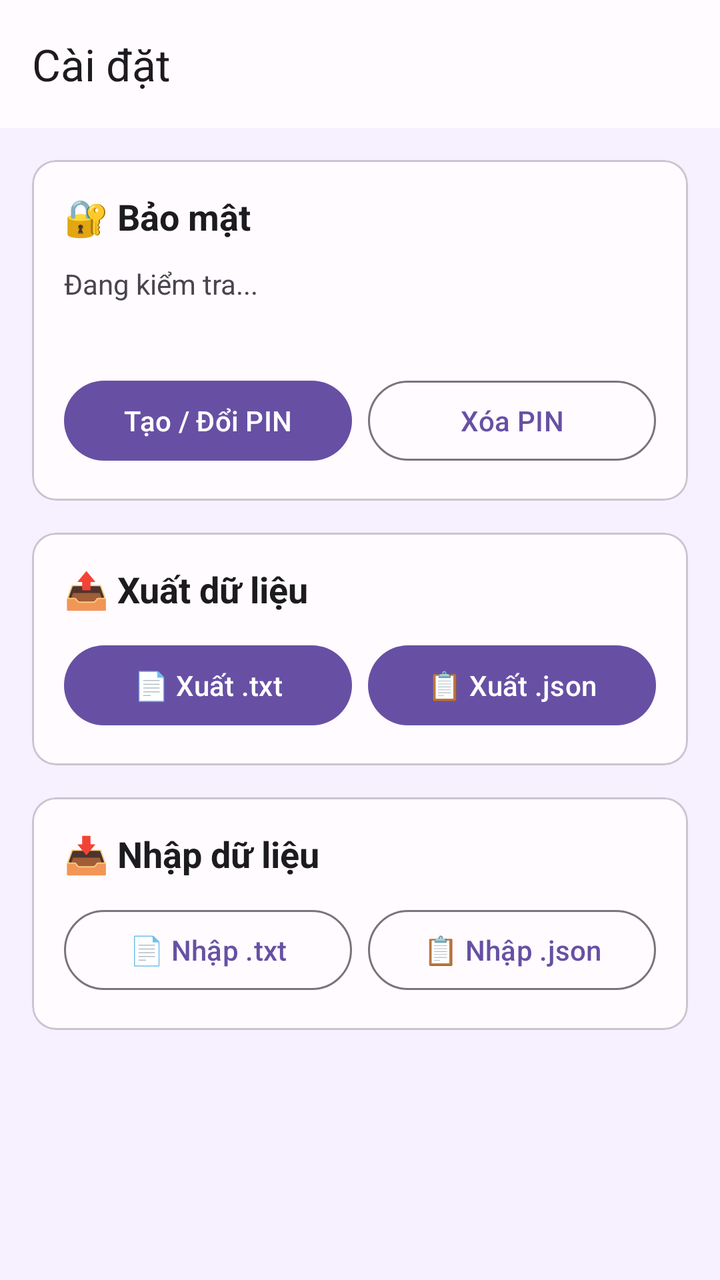
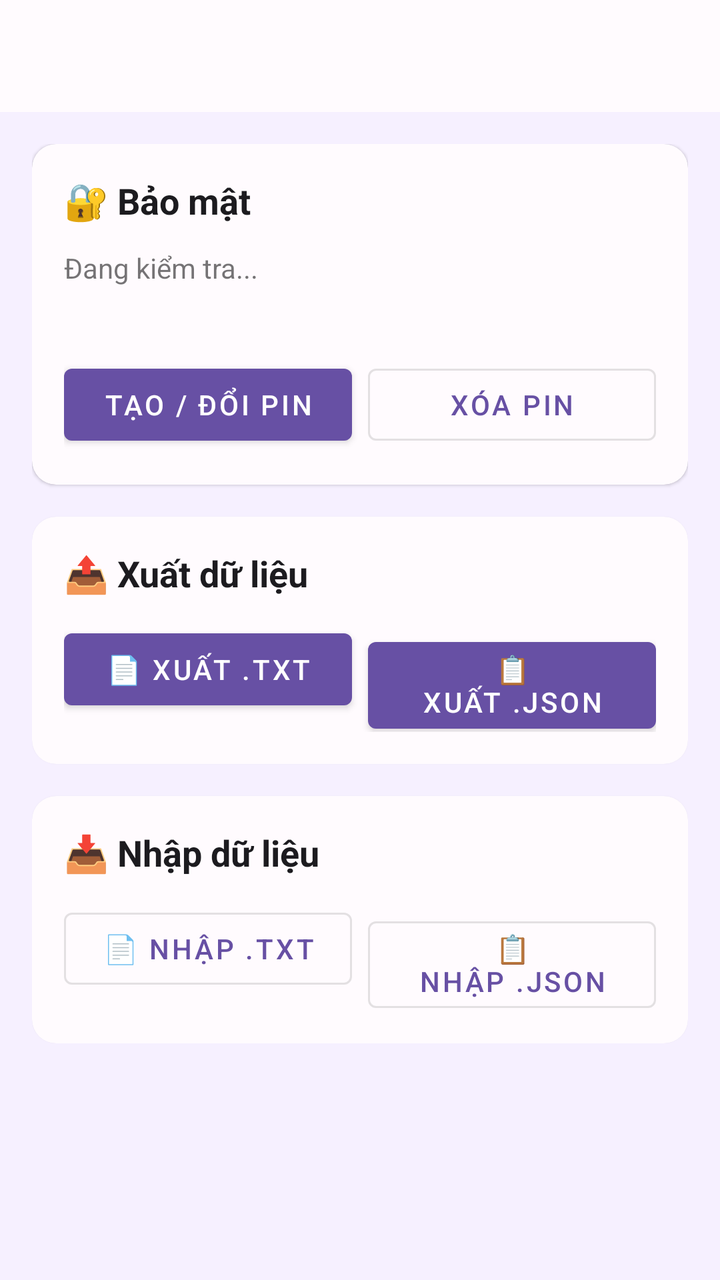

Screens rendered from an Android XML layout before and after an edit, with the pre-edit source and the edit as a unified diff.
<!-- AndroidManifest.xml: application theme Theme.NoteApp -->
<!-- res/layout/fragment_settings.xml -->
<?xml version="1.0" encoding="utf-8"?>
<LinearLayout
    xmlns:android="http://schemas.android.com/apk/res/android"
    xmlns:app="http://schemas.android.com/apk/res-auto"
    android:layout_width="match_parent"
    android:layout_height="match_parent"
    android:orientation="vertical"
    android:background="@color/background">

    <com.google.android.material.appbar.MaterialToolbar
        android:layout_width="match_parent"
        android:layout_height="?attr/actionBarSize"
        app:title="Cài đặt"
        android:background="@color/surface" />

    <androidx.core.widget.NestedScrollView
        android:layout_width="match_parent"
        android:layout_height="match_parent">

        <LinearLayout
            android:layout_width="match_parent"
            android:layout_height="wrap_content"
            android:orientation="vertical"
            android:padding="16dp">

            
            <com.google.android.material.card.MaterialCardView
                android:layout_width="match_parent"
                android:layout_height="wrap_content"
                android:layout_marginBottom="16dp"
                app:cardCornerRadius="12dp">

                <LinearLayout
                    android:layout_width="match_parent"
                    android:layout_height="wrap_content"
                    android:orientation="vertical"
                    android:padding="16dp">

                    <TextView
                        android:layout_width="wrap_content"
                        android:layout_height="wrap_content"
                        android:text="🔐 Bảo mật"
                        android:textSize="18sp"
                        android:textStyle="bold"
                        android:textColor="@color/on_surface"
                        android:layout_marginBottom="12dp" />

                    <TextView
                        android:id="@+id/tvPinStatus"
                        android:layout_width="wrap_content"
                        android:layout_height="wrap_content"
                        android:text="Đang kiểm tra..."
                        android:textSize="14sp"
                        android:layout_marginBottom="4dp" />

                    <TextView
                        android:id="@+id/tvBiometricStatus"
                        android:layout_width="wrap_content"
                        android:layout_height="wrap_content"
                        android:textSize="14sp"
                        android:layout_marginBottom="12dp" />

                    <LinearLayout
                        android:layout_width="match_parent"
                        android:layout_height="wrap_content"
                        android:orientation="horizontal">

                        <com.google.android.material.button.MaterialButton
                            android:id="@+id/btnSetPin"
                            android:layout_width="0dp"
                            android:layout_height="wrap_content"
                            android:layout_weight="1"
                            android:layout_marginEnd="8dp"
                            android:text="Tạo / Đổi PIN" />

                        <com.google.android.material.button.MaterialButton
                            android:id="@+id/btnClearPin"
                            style="@style/Widget.Material3.Button.OutlinedButton"
                            android:layout_width="0dp"
                            android:layout_height="wrap_content"
                            android:layout_weight="1"
                            android:text="Xóa PIN" />
                    </LinearLayout>
                </LinearLayout>
            </com.google.android.material.card.MaterialCardView>

            
            <com.google.android.material.card.MaterialCardView
                android:layout_width="match_parent"
                android:layout_height="wrap_content"
                android:layout_marginBottom="16dp"
                app:cardCornerRadius="12dp">

                <LinearLayout
                    android:layout_width="match_parent"
                    android:layout_height="wrap_content"
                    android:orientation="vertical"
                    android:padding="16dp">

                    <TextView
                        android:layout_width="wrap_content"
                        android:layout_height="wrap_content"
                        android:text="📤 Xuất dữ liệu"
                        android:textSize="18sp"
                        android:textStyle="bold"
                        android:textColor="@color/on_surface"
                        android:layout_marginBottom="12dp" />

                    <LinearLayout
                        android:layout_width="match_parent"
                        android:layout_height="wrap_content"
                        android:orientation="horizontal">

                        <com.google.android.material.button.MaterialButton
                            android:id="@+id/btnExportTxt"
                            android:layout_width="0dp"
                            android:layout_height="wrap_content"
                            android:layout_weight="1"
                            android:layout_marginEnd="8dp"
                            android:text="📄 Xuất .txt" />

                        <com.google.android.material.button.MaterialButton
                            android:id="@+id/btnExportJson"
                            android:layout_width="0dp"
                            android:layout_height="wrap_content"
                            android:layout_weight="1"
                            android:text="📋 Xuất .json" />
                    </LinearLayout>
                </LinearLayout>
            </com.google.android.material.card.MaterialCardView>

            
            <com.google.android.material.card.MaterialCardView
                android:layout_width="match_parent"
                android:layout_height="wrap_content"
                app:cardCornerRadius="12dp">

                <LinearLayout
                    android:layout_width="match_parent"
                    android:layout_height="wrap_content"
                    android:orientation="vertical"
                    android:padding="16dp">

                    <TextView
                        android:layout_width="wrap_content"
                        android:layout_height="wrap_content"
                        android:text="📥 Nhập dữ liệu"
                        android:textSize="18sp"
                        android:textStyle="bold"
                        android:textColor="@color/on_surface"
                        android:layout_marginBottom="12dp" />

                    <LinearLayout
                        android:layout_width="match_parent"
                        android:layout_height="wrap_content"
                        android:orientation="horizontal">

                        <com.google.android.material.button.MaterialButton
                            android:id="@+id/btnImportTxt"
                            style="@style/Widget.Material3.Button.OutlinedButton"
                            android:layout_width="0dp"
                            android:layout_height="wrap_content"
                            android:layout_weight="1"
                            android:layout_marginEnd="8dp"
                            android:text="📄 Nhập .txt" />

                        <com.google.android.material.button.MaterialButton
                            android:id="@+id/btnImportJson"
                            style="@style/Widget.Material3.Button.OutlinedButton"
                            android:layout_width="0dp"
                            android:layout_height="wrap_content"
                            android:layout_weight="1"
                            android:text="📋 Nhập .json" />
                    </LinearLayout>
                </LinearLayout>
            </com.google.android.material.card.MaterialCardView>

        </LinearLayout>
    </androidx.core.widget.NestedScrollView>

</LinearLayout>
<!-- resources referenced by this layout -->
<resources>
  <color name="background">#F6F0FF</color>
  <color name="on_surface">#1C1B1F</color>
  <color name="surface">#FFFBFE</color>
  <style name="Theme.NoteApp" parent="Theme.Material3.Light.NoActionBar">
          <item name="colorPrimary">@color/primary</item>
          <item name="colorOnPrimary">@color/on_primary</item>
          <item name="colorPrimaryContainer">@color/primary_container</item>
          <item name="colorOnPrimaryContainer">@color/on_primary_container</item>
          <item name="colorSecondary">@color/secondary</item>
          <item name="colorSurface">@color/surface</item>
          <item name="colorOnSurface">@color/on_surface</item>
          <item name="android:colorBackground">@color/background</item>
          <item name="colorError">@color/error</item>
          <item name="android:windowBackground">@color/background</item>
      </style>
  <color name="primary">#6750A4</color>
  <color name="on_primary">#FFFFFF</color>
  <color name="primary_container">#EADDFF</color>
  <color name="on_primary_container">#21005D</color>
  <color name="secondary">#625B71</color>
  <color name="error">#B3261E</color>
</resources>

<!-- the commit's change to res/layout/fragment_settings.xml (unified diff, before → after) -->
@@ -7,10 +7,10 @@
     android:orientation="vertical"
     android:background="@color/background">
 
-    <com.google.android.material.appbar.MaterialToolbar
+    <androidx.appcompat.widget.Toolbar
         android:layout_width="match_parent"
         android:layout_height="?attr/actionBarSize"
-        app:title="Cài đặt"
+        android:title="Cài đặt"
         android:background="@color/surface" />
 
     <androidx.core.widget.NestedScrollView
@@ -67,6 +67,7 @@
 
                         <com.google.android.material.button.MaterialButton
                             android:id="@+id/btnSetPin"
+                            style="@style/Widget.MaterialComponents.Button"
                             android:layout_width="0dp"
                             android:layout_height="wrap_content"
                             android:layout_weight="1"
@@ -75,7 +76,7 @@
 
                         <com.google.android.material.button.MaterialButton
                             android:id="@+id/btnClearPin"
-                            style="@style/Widget.Material3.Button.OutlinedButton"
+                            style="@style/Widget.MaterialComponents.Button.OutlinedButton"
                             android:layout_width="0dp"
                             android:layout_height="wrap_content"
                             android:layout_weight="1"
@@ -113,6 +114,7 @@
 
                         <com.google.android.material.button.MaterialButton
                             android:id="@+id/btnExportTxt"
+                            style="@style/Widget.MaterialComponents.Button"
                             android:layout_width="0dp"
                             android:layout_height="wrap_content"
                             android:layout_weight="1"
@@ -121,6 +123,7 @@
 
                         <com.google.android.material.button.MaterialButton
                             android:id="@+id/btnExportJson"
+                            style="@style/Widget.MaterialComponents.Button"
                             android:layout_width="0dp"
                             android:layout_height="wrap_content"
                             android:layout_weight="1"
@@ -157,7 +160,7 @@
 
                         <com.google.android.material.button.MaterialButton
                             android:id="@+id/btnImportTxt"
-                            style="@style/Widget.Material3.Button.OutlinedButton"
+                            style="@style/Widget.MaterialComponents.Button.OutlinedButton"
                             android:layout_width="0dp"
                             android:layout_height="wrap_content"
                             android:layout_weight="1"
@@ -166,7 +169,7 @@
 
                         <com.google.android.material.button.MaterialButton
                             android:id="@+id/btnImportJson"
-                            style="@style/Widget.Material3.Button.OutlinedButton"
+                            style="@style/Widget.MaterialComponents.Button.OutlinedButton"
                             android:layout_width="0dp"
                             android:layout_height="wrap_content"
                             android:layout_weight="1"
<!-- resource entries referenced after the edit -->
@@ -3,11 +3,10 @@
   <color name="background">#F6F0FF</color>
   <color name="on_surface">#1C1B1F</color>
   <color name="surface">#FFFBFE</color>
-  <style name="Theme.NoteApp" parent="Theme.Material3.Light.NoActionBar">
+  <style name="Theme.NoteApp" parent="Theme.MaterialComponents.Light.NoActionBar">
           <item name="colorPrimary">@color/primary</item>
           <item name="colorOnPrimary">@color/on_primary</item>
-          <item name="colorPrimaryContainer">@color/primary_container</item>
-          <item name="colorOnPrimaryContainer">@color/on_primary_container</item>
+          <item name="colorPrimaryVariant">@color/primary_container</item>
           <item name="colorSecondary">@color/secondary</item>
           <item name="colorSurface">@color/surface</item>
           <item name="colorOnSurface">@color/on_surface</item>
@@ -18,7 +17,6 @@
   <color name="primary">#6750A4</color>
   <color name="on_primary">#FFFFFF</color>
   <color name="primary_container">#EADDFF</color>
-  <color name="on_primary_container">#21005D</color>
   <color name="secondary">#625B71</color>
   <color name="error">#B3261E</color>
 </resources>
